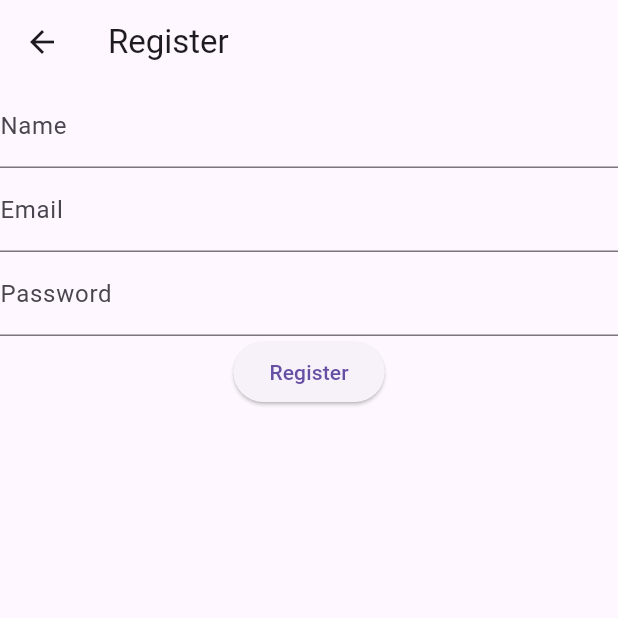
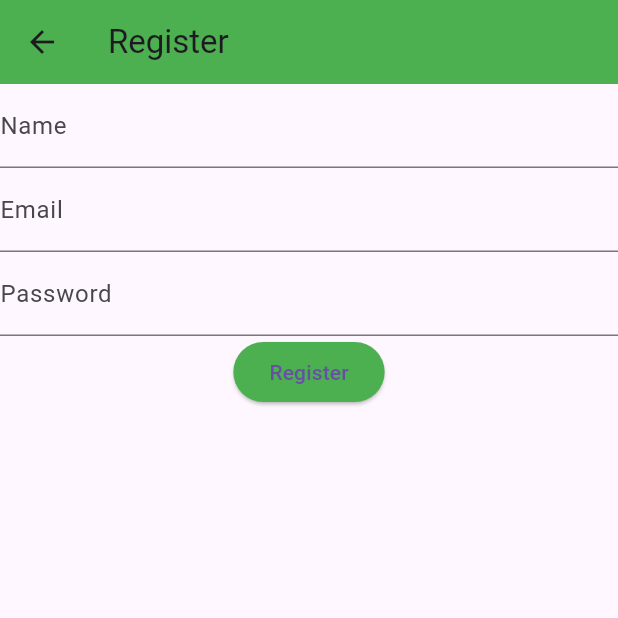
Before and after one commit to Abylaikhan-Bari/Messenger, a Flutter app: the screen it shows after launch, after a tap on "Don't have an account? Register", on a phone screen of 412 x 824 dp, the top half of it. Run offline on Flutter 3.47's test engine with Material 3 defaults, Android fonts, the phone set to English and light mode, and no system bars; our stand-ins replace cloud_firestore, dartz, firebase_auth, firebase_core, flutter_bloc; accounts and stored records are empty; network calls fail.

Commit message:
Final notes for V1

```diff
--- a/lib/features/auth/data/auth_repository.dart
+++ b/lib/features/auth/data/auth_repository.dart
@@ -16,7 +16,6 @@ class AuthRepository {
           email: email, password: password);
       return UserModel.fromFirebaseUser(credential.user);
     } catch (e) {
-      // Handle the sign-in errors here
       print('Sign in error: $e');
       return null;
     }
@@ -34,7 +33,6 @@ class AuthRepository {
 
       return UserModel.fromFirebaseUser(credential.user);
     } catch (e) {
-      // Handle the sign-up errors here
       print('Sign up error: $e');
       return null;
     }
--- a/lib/features/auth/data/user_model.dart
+++ b/lib/features/auth/data/user_model.dart
@@ -20,13 +20,10 @@ class UserModel extends AppUser {
         message: 'No user found for the provided user entity',
       );
     }
-    // Assuming email and name are not null for the authenticated Firebase user
-    // The name field should be handled separately as Firebase user does not provide it directly
-    // You might have a separate mechanism or a profile in Firestore to fetch the name
     return UserModel(
         id: user.uid,
         email: user.email!,
-        name: 'Default Name' // Placeholder, should be replaced with actual logic to get the user's name
+        name: 'Default Name'
     );
   }
 
--- a/lib/features/auth/presentation/bloc/auth_bloc.dart
+++ b/lib/features/auth/presentation/bloc/auth_bloc.dart
@@ -60,7 +60,6 @@ class AuthBloc extends Bloc<AuthEvent, AuthState> {
       final UserModel? userModel =
       await authRepository.signIn(event.email, event.password);
       if (userModel != null) {
-        // Ensure that UserModel is a subtype of User before casting
         if (userModel is User) {
           emit(Authenticated(userModel as User));
         } else {
@@ -81,8 +80,7 @@ class AuthBloc extends Bloc<AuthEvent, AuthState> {
       final UserModel? userModel =
       await authRepository.signUp(event.email, event.password);
       if (userModel != null) {
-        // Ensure that UserModel is a subtype of User before casting
-        if (userModel is User) {
+         if (userModel is User) {
           emit(Authenticated(userModel as User));
         } else {
           emit(Unauthenticated());
--- a/lib/features/auth/presentation/pages/login_page.dart
+++ b/lib/features/auth/presentation/pages/login_page.dart
@@ -3,45 +3,49 @@ import 'package:firebase_auth/firebase_auth.dart';
 import '../../../messaging/presentation/pages/chats_page.dart';
 import 'registration_page.dart';
 
-
 class LoginPage extends StatelessWidget {
   @override
   Widget build(BuildContext context) {
-    // Define TextEditingControllers for email and password
     final emailController = TextEditingController();
     final passwordController = TextEditingController();
 
     return Scaffold(
-      appBar: AppBar(title: Text('Login')),
+      appBar: AppBar(
+        title: Text('Login'),
+        backgroundColor: Colors.green,
+      ),
       body: Padding(
         padding: EdgeInsets.all(16),
         child: Column(
           mainAxisAlignment: MainAxisAlignment.center,
           crossAxisAlignment: CrossAxisAlignment.stretch,
           children: <Widget>[
-            // Email TextField
             TextField(
               controller: emailController,
-              decoration: InputDecoration(labelText: 'Email'),
+              decoration: InputDecoration(
+                labelText: 'Email',
+                labelStyle: TextStyle(color: Colors.green),
+                focusedBorder: UnderlineInputBorder(
+                  borderSide: BorderSide(color: Colors.green),
+                ),
+              ),
               keyboardType: TextInputType.emailAddress,
             ),
-            // Password TextField
             TextField(
               controller: passwordController,
-              decoration: InputDecoration(labelText: 'Password'),
+              decoration: InputDecoration(
+                labelText: 'Password',
+                labelStyle: TextStyle(color: Colors.green),
+                focusedBorder: UnderlineInputBorder(
+                  borderSide: BorderSide(color: Colors.green),
+                ),
+              ),
               obscureText: true,
             ),
-            // Login Button
+            SizedBox(height: 20),
             ElevatedButton(
               style: ButtonStyle(
-                backgroundColor: MaterialStateProperty.resolveWith<Color?>(
-                      (Set<MaterialState> states) {
-                    if (states.contains(MaterialState.pressed)) {
-                      return Theme.of(context).colorScheme.primary.withOpacity(0.5);
-                    }
-                    return null; // Use the component's default.
-                  },
-                ),
+                backgroundColor: MaterialStateProperty.all<Color>(Colors.green),
               ),
               child: Text('Login'),
               onPressed: () async {
@@ -50,17 +54,17 @@ class LoginPage extends StatelessWidget {
                     email: emailController.text,
                     password: passwordController.text,
                   );
-                  // After successful login, navigate to the ChatsPage
                   Navigator.of(context).pushReplacement(MaterialPageRoute(builder: (_) => ChatsPage()));
                 } on FirebaseAuthException catch (e) {
-                  // Handle different Firebase auth errors here
                   print(e);
                 }
               },
             ),
-            // Redirect to Register Page
             TextButton(
-              child: Text("Don't have an account? Register"),
+              child: Text(
+                "Don't have an account? Register",
+                style: TextStyle(color: Colors.green),
+              ),
               onPressed: () {
                 Navigator.of(context).push(MaterialPageRoute(builder: (_) => RegistrationPage()));
               },
--- a/lib/features/auth/presentation/pages/registration_page.dart
+++ b/lib/features/auth/presentation/pages/registration_page.dart
@@ -2,7 +2,6 @@ import 'package:cloud_firestore/cloud_firestore.dart';
 import 'package:firebase_auth/firebase_auth.dart';
 import 'package:flutter/material.dart';
 import 'package:flutter_bloc/flutter_bloc.dart';
-
 import '../../../messaging/presentation/pages/chats_page.dart';
 
 class RegistrationPage extends StatefulWidget {
@@ -30,35 +29,24 @@ class _RegistrationPageState extends State<RegistrationPage> {
         User? firebaseUser = userCredential.user;
 
         if (firebaseUser != null) {
-          // Add user document to Firestore
           await _firestore.collection('users').doc(firebaseUser.uid).set({
             'email': firebaseUser.email,
-            'name': _name, // You'll need to add a field to capture the user's name
-            // Add other user details as necessary
+            'name': _name,
           });
         }
-
-        // Navigate to chats page after successful registration and Firestore document creation
-        Navigator.pushReplacement(
-          context,
-          MaterialPageRoute(builder: (context) => ChatsPage()),
-        );
+        Navigator.pushReplacement(context, MaterialPageRoute(builder: (context) => ChatsPage()));
       } catch (e) {
-        ScaffoldMessenger.of(context).showSnackBar(
-          SnackBar(
-            content: Text(e.toString()),
-          ),
-        );
+        ScaffoldMessenger.of(context).showSnackBar(SnackBar(content: Text(e.toString())));
       }
     }
   }
-
 
   @override
   Widget build(BuildContext context) {
     return Scaffold(
       appBar: AppBar(
         title: Text('Register'),
+        backgroundColor: Colors.green,
       ),
       body: Form(
         key: _formKey,
@@ -66,13 +54,8 @@ class _RegistrationPageState extends State<RegistrationPage> {
           children: <Widget>[
             TextFormField(
               decoration: InputDecoration(labelText: 'Name'),
-              validator: (value) {
-                if (value == null || value.isEmpty) {
-                  return 'Please enter your name';
-                }
-                return null;
-              },
-              onSaved: (value) => _name = value!, // Add this line
+              validator: (value) => value == null || value.isEmpty ? 'Please enter your name' : null,
+              onSaved: (value) => _name = value!,
             ),
             TextFormField(
               decoration: InputDecoration(labelText: 'Email'),
@@ -85,17 +68,10 @@ class _RegistrationPageState extends State<RegistrationPage> {
               validator: (value) => value != null && value.length < 6 ? 'Password must be at least 6 characters' : null,
               onSaved: (value) => _password = value ?? '',
             ),
-            ElevatedButton(style: ButtonStyle(
-              backgroundColor: MaterialStateProperty.resolveWith<Color?>(
-                    (Set<MaterialState> states) {
-                  if (states.contains(MaterialState.pressed)) {
-                    return Theme.of(context).colorScheme.primary.withOpacity(0.5);
-                  }
-                  return null; // Use the component's default.
-                },
+            ElevatedButton(
+              style: ButtonStyle(
+                backgroundColor: MaterialStateProperty.all<Color>(Colors.green),
               ),
-            ),
-
               onPressed: _register,
               child: Text('Register'),
             ),
--- a/lib/features/messaging/data/message_model.dart
+++ b/lib/features/messaging/data/message_model.dart
@@ -5,12 +5,14 @@ class MessageModel extends Message {
     required String id,
     required String chatId,
     required String senderId,
+    required String name,
     required String text,
     required DateTime timestamp,
   }) : super(
     id: id,
     chatId: chatId,
     senderId: senderId,
+    name: name,
     text: text,
     timestamp: timestamp,
   );
@@ -20,6 +22,7 @@ class MessageModel extends Message {
       id: json['id'],
       chatId: json['chatId'],
       senderId: json['senderId'],
+      name: json['name'],
       text: json['text'],
       timestamp: DateTime.parse(json['timestamp']),
     );
@@ -30,6 +33,7 @@ class MessageModel extends Message {
       'id': id,
       'chatId': chatId,
       'senderId': senderId,
+      'name': name,
       'text': text,
       'timestamp': timestamp.toIso8601String(),
     };
--- a/lib/features/messaging/data/messaging_repository.dart
+++ b/lib/features/messaging/data/messaging_repository.dart
@@ -51,8 +51,6 @@ void main() {
   // Instantiate FirebaseMessagingRepository with a Firestore instance
   FirebaseMessagingRepository messagingRepository = FirebaseMessagingRepository(FirebaseFirestore.instance);
 
-  // Now you can use messagingRepository to call its methods
-  // For example:
   final chatId = 'exampleChatId';
   messagingRepository.getMessages(chatId).then((either) {
     either.fold(
@@ -60,6 +58,4 @@ void main() {
           (messages) => print('Received messages: $messages'),
     );
   });
-
-  // Similarly, you can call sendMessage method
 }
--- a/lib/features/messaging/presentation/pages/chat_page.dart
+++ b/lib/features/messaging/presentation/pages/chat_page.dart
@@ -98,7 +98,6 @@ class _ChatPageState extends State<ChatPage> {
         ),
       );
     } catch (e) {
-      // Log the error or handle it appropriately
       return ListTile(
         title: Text('Error displaying message'),
         subtitle: Text(e.toString()),
@@ -110,7 +109,7 @@ class _ChatPageState extends State<ChatPage> {
   Widget build(BuildContext context) {
     return Scaffold(
       appBar: AppBar(
-        title: Text(chatName), // Display dynamic chat name
+        title: Text(chatName),
         backgroundColor: Colors.green,
       ),
       body: Column(
```
Also changed, not shown: lib/features/messaging/domain/message.dart (+4 -4 lines), lib/core/error/exceptions.dart (deleted), lib/core/utils/constants.dart (deleted).
